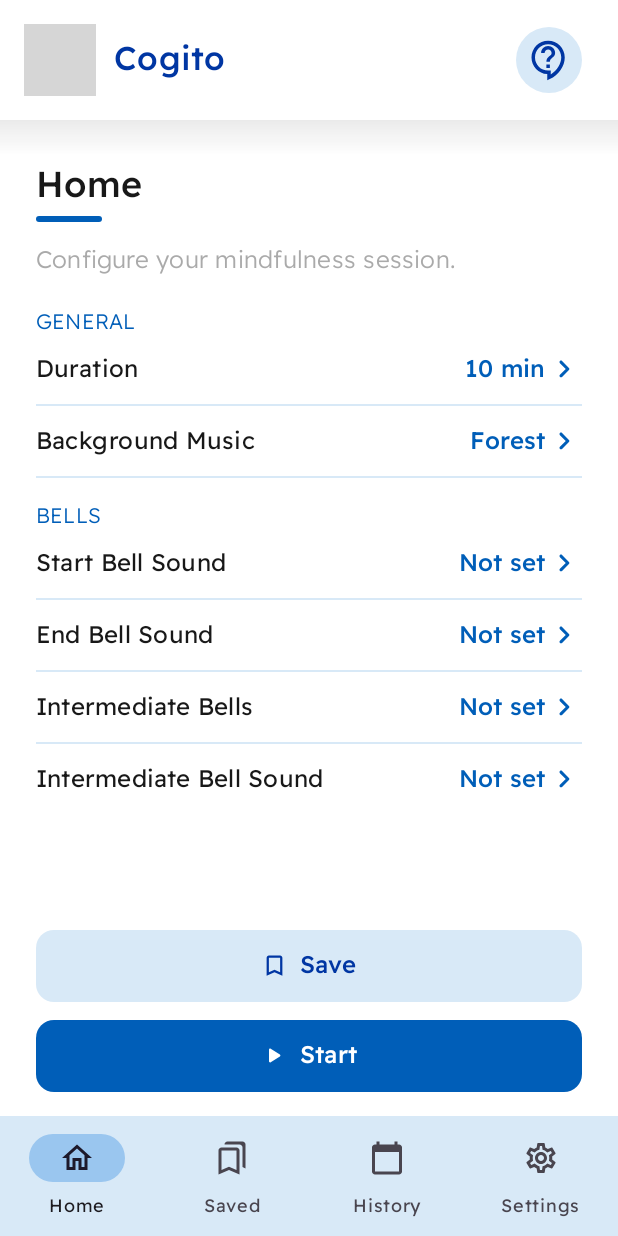
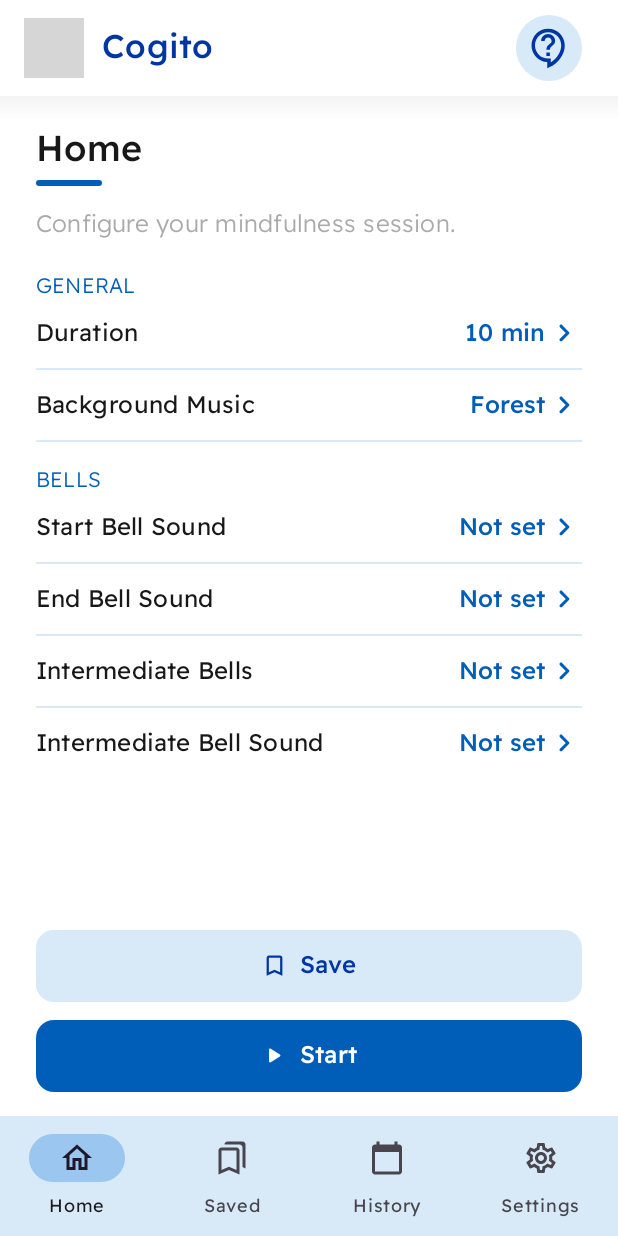
Before and after one commit to Parmo7/cogito-app, an Android app: the screen it shows after launch (MainActivity), on a phone screen of 412 x 824 dp. Run offline under Robolectric (Android 15) with nearby library versions, the light colour scheme and no system bars; our stand-ins replace navigation-ui; grey boxes are pictures that could not be loaded.

Commit message:
Reduce height and shadow of top toolbar

```diff
--- a/app/src/main/res/drawable/toolbar_dropshadow.xml
+++ b/app/src/main/res/drawable/toolbar_dropshadow.xml
@@ -3,8 +3,8 @@
     android:shape="rectangle">
 
     <gradient
-        android:startColor="@android:color/transparent"
-        android:endColor="#22666666"
+        android:startColor="@color/white"
+        android:endColor="#22A8A8A8"
         android:angle="90"/>
 
 </shape>
--- a/app/src/main/res/layout/action_bar_custom_layout.xml
+++ b/app/src/main/res/layout/action_bar_custom_layout.xml
@@ -1,17 +1,17 @@
 <?xml version="1.0" encoding="utf-8"?>
 <LinearLayout xmlns:android="http://schemas.android.com/apk/res/android"
     xmlns:app="http://schemas.android.com/apk/res-auto"
-    android:layout_height="80dp"
+    android:layout_height="64dp"
     android:layout_width="match_parent"
     android:gravity="center_vertical"
-    android:padding="16dp"
+    android:paddingStart="16dp"
     android:paddingEnd="24dp"
     android:background="@color/white"
     android:elevation="40dp">
 
         <ImageView
-            android:layout_width="48dp"
-            android:layout_height="48dp"
+            android:layout_width="40dp"
+            android:layout_height="40dp"
             android:src="@mipmap/ic_launcher"/>
 
         <TextView
--- a/app/src/main/res/layout/activity_main.xml
+++ b/app/src/main/res/layout/activity_main.xml
@@ -26,13 +26,14 @@
             <include
                 android:id="@+id/tool_bar"
                 layout="@layout/action_bar_custom_layout"
-                android:layout_height="wrap_content"
+                android:layout_height="64dp"
                 android:layout_width="match_parent" />
         </androidx.appcompat.widget.Toolbar>
 
         <View
+            android:id="@+id/toolbar_shadow"
             android:layout_width="match_parent"
-            android:layout_height="24dp"
+            android:layout_height="16dp"
             android:background="@drawable/toolbar_dropshadow"/>
     </LinearLayout>
 
```
